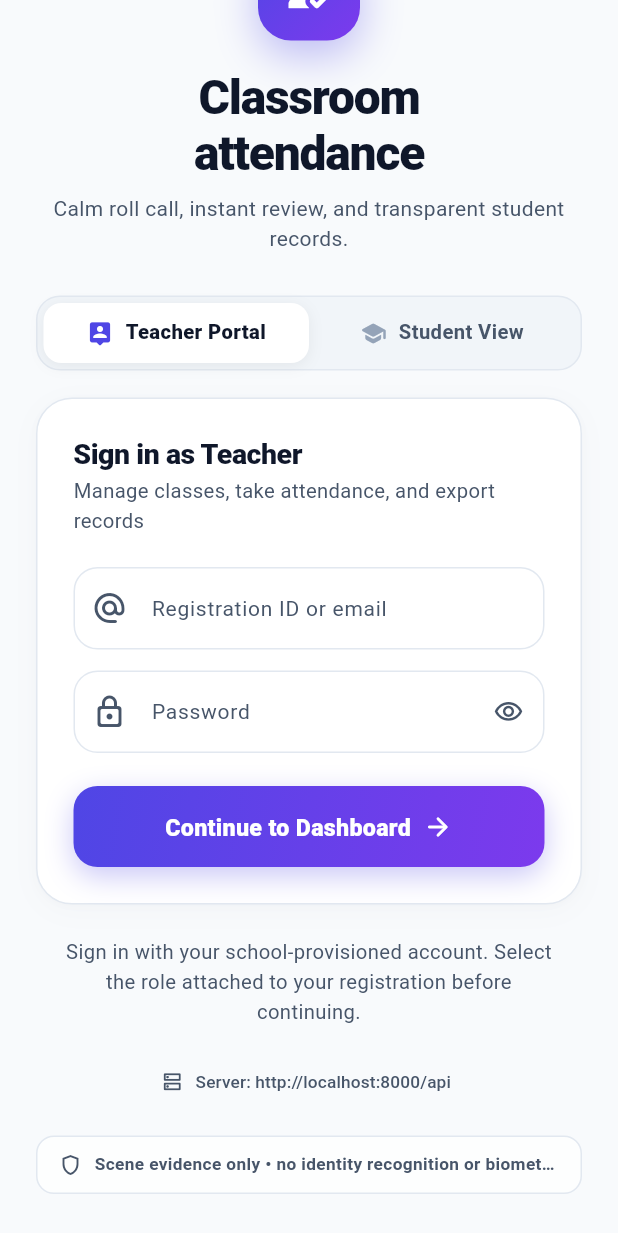
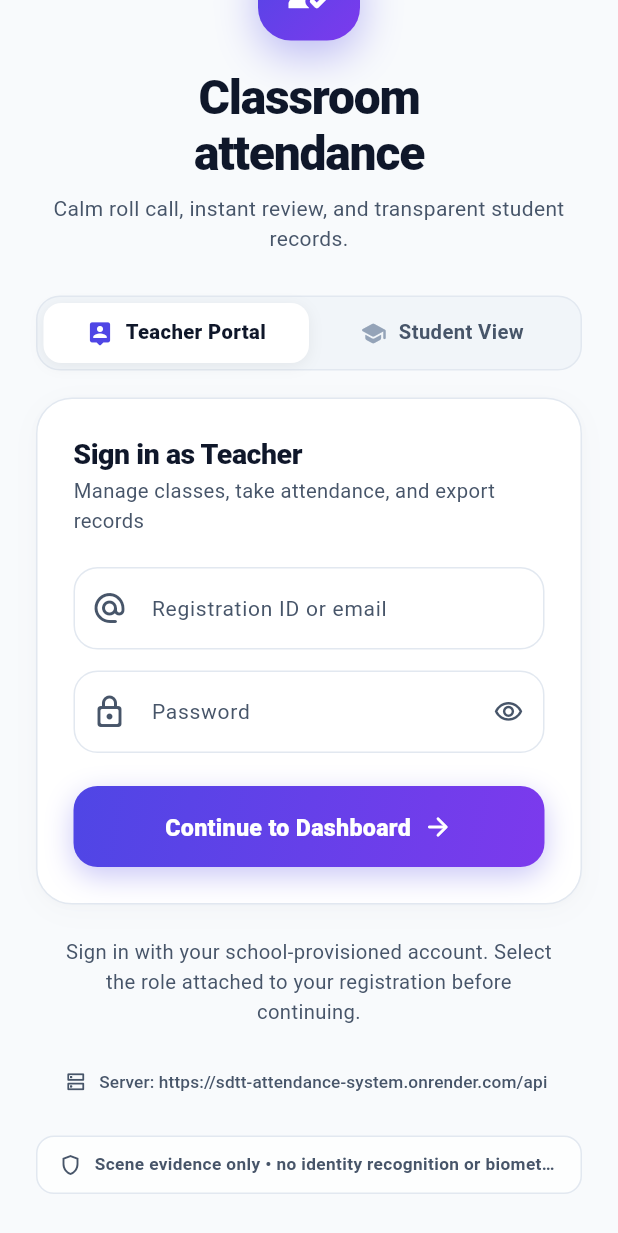
Before and after one commit to Kalvabhavik/SDTT-ATTENDANCE-SYSTEM-, a Flutter app: the LoginScreen screen opened directly with empty values, scrolled down 69 dp, on a phone screen of 412 x 824 dp. Shown: the top 1233 px of the screen. Run offline on Flutter 3.47's test engine with Material 3 defaults, Android fonts, the phone set to English and light mode, and no system bars; our stand-ins replace image_picker.

Commit message:
Use deployed Render API by default

```diff
--- a/apps/mobile/lib/config/app_config.dart
+++ b/apps/mobile/lib/config/app_config.dart
@@ -3,7 +3,7 @@ class AppConfig {
 
   static String _apiBaseUrl = const String.fromEnvironment(
     'API_BASE_URL',
-    defaultValue: 'http://localhost:8000/api',
+    defaultValue: 'https://sdtt-attendance-system.onrender.com/api',
   );
 
   static String get apiBaseUrl => _apiBaseUrl;
--- a/apps/mobile/lib/screens/login_screen.dart
+++ b/apps/mobile/lib/screens/login_screen.dart
@@ -71,7 +71,7 @@ class _LoginScreenState extends State<LoginScreen> {
           crossAxisAlignment: CrossAxisAlignment.start,
           children: [
             const Text(
-              'Set the API endpoint. For USB debugging, use localhost (with adb reverse). For Wi-Fi, enter your PC\'s LAN IP (e.g. http://10.0.4.99:8000/api).',
+              'The app uses the hosted Render API by default. Change this only if your administrator gave you a different API endpoint.',
               style: TextStyle(fontSize: 13, color: AppColors.slate),
             ),
             const SizedBox(height: 16),
@@ -79,7 +79,7 @@ class _LoginScreenState extends State<LoginScreen> {
               controller: controller,
               decoration: const InputDecoration(
                 labelText: 'API Base URL',
-                hintText: 'http://localhost:8000/api',
+                hintText: 'https://sdtt-attendance-system.onrender.com/api',
                 isDense: true,
               ),
             ),
```
Also changed, not shown: 5 other files.
